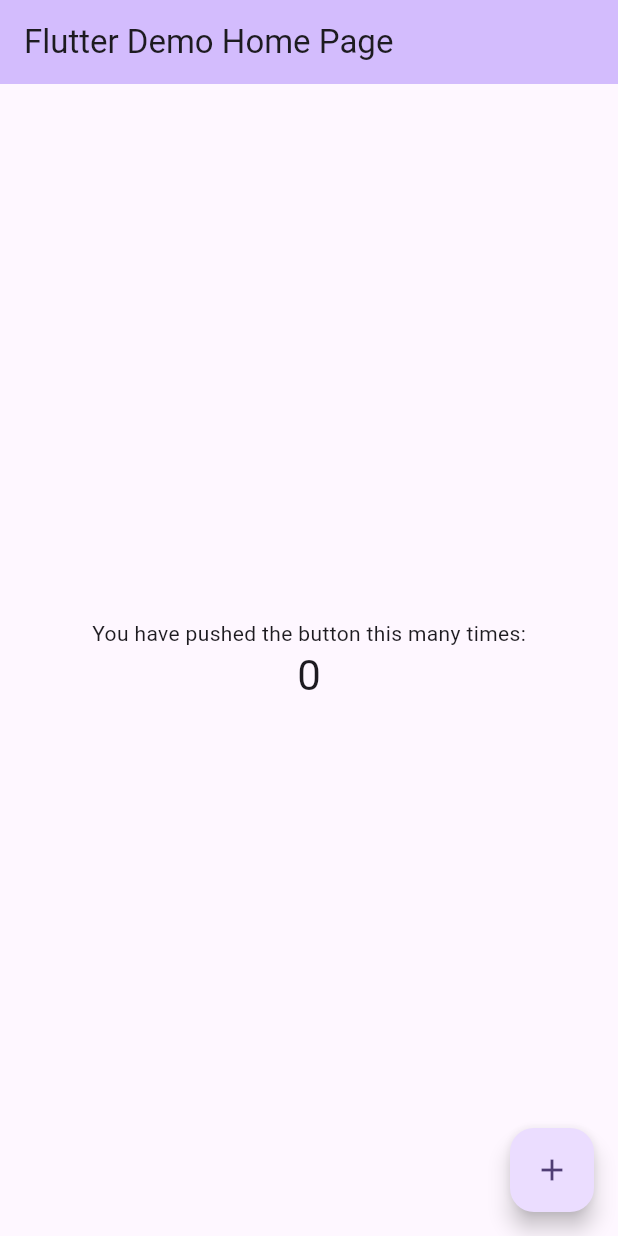
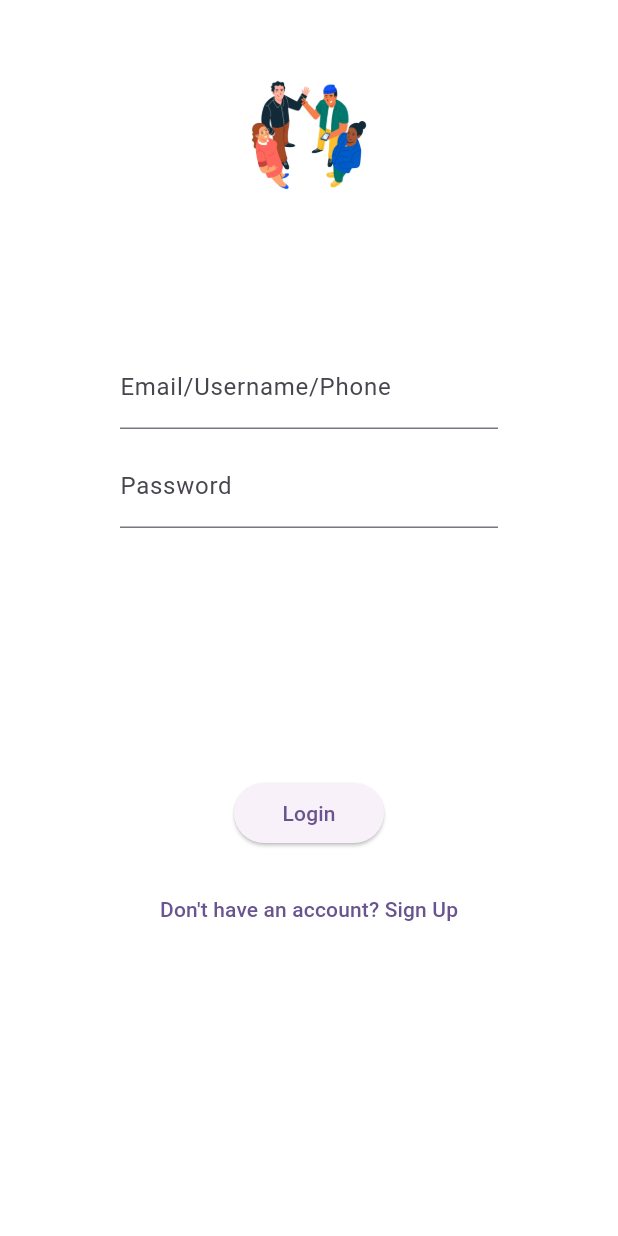
Before and after one commit to Teena3320/MeetIn, a Flutter app: the screen it shows after launch, on a phone screen of 412 x 824 dp. Run offline on Flutter 3.47's test engine with Material 3 defaults, Android fonts, the phone set to English and light mode, and no system bars.

Commit message:
Login Page Body & Signup Page Body

```diff
--- /dev/null
+++ b/lib/login_page.dart
@@ -0,0 +1,85 @@
+import 'package:flutter/material.dart';
+import 'signup_page.dart'; // Import the SignUpPage file
+
+class LoginPage extends StatefulWidget {
+  @override
+  _LoginPageState createState() => _LoginPageState();
+}
+
+class _LoginPageState extends State<LoginPage> {
+  bool isEmailLogin = true;
+  TextEditingController usernameController = TextEditingController();
+  TextEditingController passwordController = TextEditingController();
+  TextEditingController phoneController = TextEditingController();
+  String selectedCountryCode = "+1"; // Default country code
+
+  void handleSubmit() {
+    if (isEmailLogin) {
+      print("Username: ${usernameController.text}");
+      print("Password: ${passwordController.text}");
+    } else {
+      print("Phone: $selectedCountryCode ${phoneController.text}");
+    }
+  }
+
+  @override
+  Widget build(BuildContext context) {
+    return Scaffold(
+      backgroundColor: Colors.white,
+      body: Center(
+        child: Column(
+          children: [
+            SizedBox(height: 50), // Logo locked at height 50
+            Image.asset(
+              "assets/logo.png",
+              height: 80,
+            ), // Replace with your logo
+
+            SizedBox(height: 100), // Space before toggle (total height 80)
+
+            Padding(
+              padding: EdgeInsets.symmetric(horizontal: 80),
+              child: TextField(
+                controller: usernameController,
+                decoration: InputDecoration(labelText: "Email/Username/Phone"),
+              ),
+            ),
+
+            Padding(
+              padding: EdgeInsets.symmetric(horizontal: 80, vertical: 10),
+              child: TextField(
+                controller: passwordController,
+                decoration: InputDecoration(labelText: "Password"),
+                obscureText: true,
+              ),
+            ),
+
+            SizedBox(height: 160), // Space before button
+
+            SizedBox(
+              width: 100, // Same width for both buttons
+              height: 40, // Same height for both buttons
+              child: ElevatedButton(
+                onPressed: handleSubmit,
+                child: Text("Login"),
+              ),
+            ),
+
+            SizedBox(height: 20), // Space before Sign Up
+            TextButton(
+              onPressed: () {
+                Navigator.push(
+                  context,
+                  MaterialPageRoute(
+                    builder: (context) => SignUpPage(),
+                  ), // Navigate to SignUpPage
+                );
+              },
+              child: Text("Don't have an account? Sign Up"),
+            ),
+          ],
+        ),
+      ),
+    );
+  }
+}
--- a/lib/main.dart
+++ b/lib/main.dart
@@ -1,122 +1,23 @@
 import 'package:flutter/material.dart';
+import 'login_page.dart'; // Import your login page
 
 void main() {
-  runApp(const MyApp());
+  runApp(MyApp());
 }
 
 class MyApp extends StatelessWidget {
   const MyApp({super.key});
 
-  // This widget is the root of your application.
   @override
   Widget build(BuildContext context) {
     return MaterialApp(
-      title: 'Flutter Demo',
+      title: 'MeetIn',
+      debugShowCheckedModeBanner: false, // Hides the debug banner
       theme: ThemeData(
-        // This is the theme of your application.
-        //
-        // TRY THIS: Try running your application with "flutter run". You'll see
-        // the application has a purple toolbar. Then, without quitting the app,
-        // try changing the seedColor in the colorScheme below to Colors.green
-        // and then invoke "hot reload" (save your changes or press the "hot
-        // reload" button in a Flutter-supported IDE, or press "r" if you used
-        // the command line to start the app).
-        //
-        // Notice that the counter didn't reset back to zero; the application
-        // state is not lost during the reload. To reset the state, use hot
-        // restart instead.
-        //
-        // This works for code too, not just values: Most code changes can be
-        // tested with just a hot reload.
         colorScheme: ColorScheme.fromSeed(seedColor: Colors.deepPurple),
+        useMaterial3: true,
       ),
-      home: const MyHomePage(title: 'Flutter Demo Home Page'),
+      home: LoginPage(),
     );
   }
 }
-
-class MyHomePage extends StatefulWidget {
-  const MyHomePage({super.key, required this.title});
-
-  // This widget is the home page of your application. It is stateful, meaning
-  // that it has a State object (defined below) that contains fields that affect
-  // how it looks.
-
-  // This class is the configuration for the state. It holds the values (in this
-  // case the title) provided by the parent (in this case the App widget) and
-  // used by the build method of the State. Fields in a Widget subclass are
-  // always marked "final".
-
-  final String title;
-
-  @override
-  State<MyHomePage> createState() => _MyHomePageState();
-}
-
-class _MyHomePageState extends State<MyHomePage> {
-  int _counter = 0;
-
-  void _incrementCounter() {
-    setState(() {
-      // This call to setState tells the Flutter framework that something has
-      // changed in this State, which causes it to rerun the build method below
-      // so that the display can reflect the updated values. If we changed
-      // _counter without calling setState(), then the build method would not be
-      // called again, and so nothing would appear to happen.
-      _counter++;
-    });
-  }
-
-  @override
-  Widget build(BuildContext context) {
-    // This method is rerun every time setState is called, for instance as done
-    // by the _incrementCounter method above.
-    //
-    // The Flutter framework has been optimized to make rerunning build methods
-    // fast, so that you can just rebuild anything that needs updating rather
-    // than having to individually change instances of widgets.
-    return Scaffold(
-      appBar: AppBar(
-        // TRY THIS: Try changing the color here to a specific color (to
-        // Colors.amber, perhaps?) and trigger a hot reload to see the AppBar
-        // change color while the other colors stay the same.
-        backgroundColor: Theme.of(context).colorScheme.inversePrimary,
-        // Here we take the value from the MyHomePage object that was created by
-        // the App.build method, and use it to set our appbar title.
-        title: Text(widget.title),
-      ),
-      body: Center(
-        // Center is a layout widget. It takes a single child and positions it
-        // in the middle of the parent.
-        child: Column(
-          // Column is also a layout widget. It takes a list of children and
-          // arranges them vertically. By default, it sizes itself to fit its
-          // children horizontally, and tries to be as tall as its parent.
-          //
-          // Column has various properties to control how it sizes itself and
-          // how it positions its children. Here we use mainAxisAlignment to
-          // center the children vertically; the main axis here is the vertical
-          // axis because Columns are vertical (the cross axis would be
-          // horizontal).
-          //
-          // TRY THIS: Invoke "debug painting" (choose the "Toggle Debug Paint"
-          // action in the IDE, or press "p" in the console), to see the
-          // wireframe for each widget.
-          mainAxisAlignment: MainAxisAlignment.center,
-          children: <Widget>[
-            const Text('You have pushed the button this many times:'),
-            Text(
-              '$_counter',
-              style: Theme.of(context).textTheme.headlineMedium,
-            ),
-          ],
-        ),
-      ),
-      floatingActionButton: FloatingActionButton(
-        onPressed: _incrementCounter,
-        tooltip: 'Increment',
-        child: const Icon(Icons.add),
-      ), // This trailing comma makes auto-formatting nicer for build methods.
-    );
-  }
-}
```
Also changed, not shown: lib/otp_verification_page.dart (added, +88 -0 lines), lib/signup_page.dart (added, +139 -0 lines), pubspec.yaml (+4 -66 lines), assets/logo.png (added), 1 other file.
